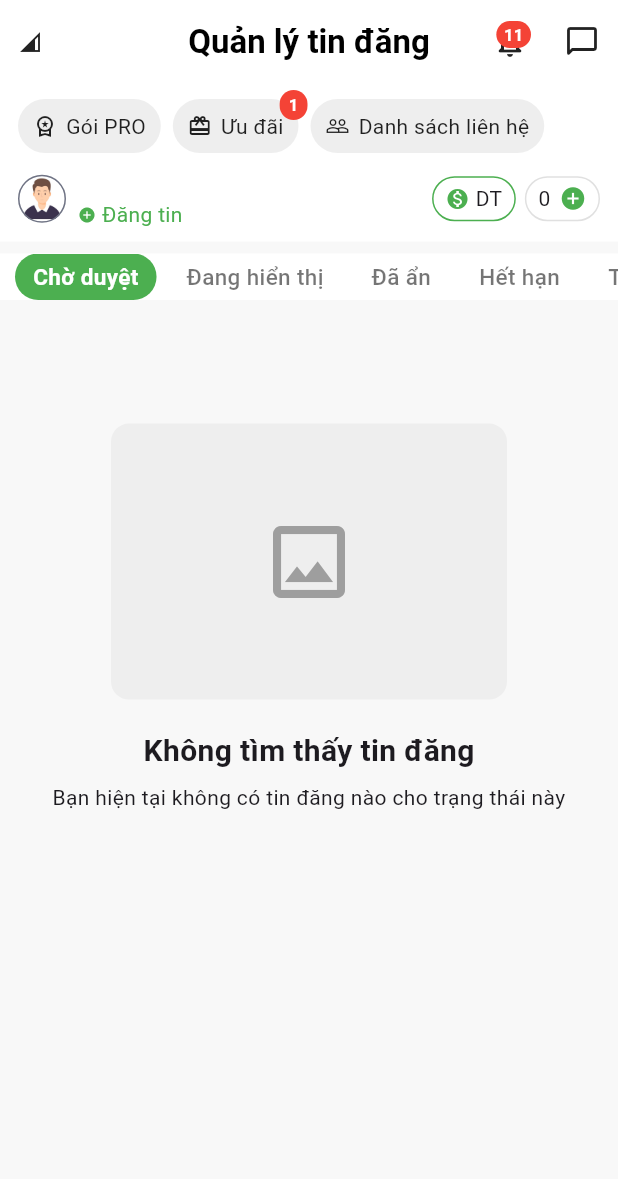
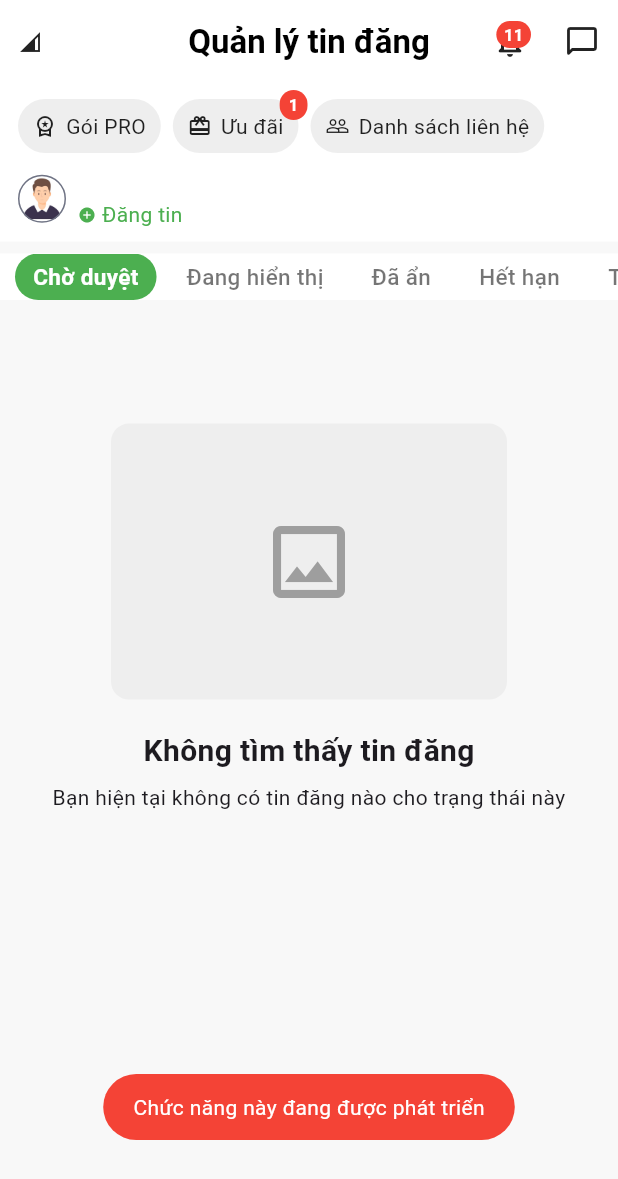
Before and after one commit to quyenlvph51003/meko_flutter, a Flutter app: the PostManagerView screen opened directly, after a tap on "Ưu đãi", on a phone screen of 412 x 824 dp. Shown: the top 1179 px of the screen. Run offline on Flutter 3.47's test engine with Material 3 defaults, Android fonts, the phone set to English and light mode, and no system bars; our stand-ins replace bloc, device_info_plus, dio, equatable, flutter_bloc, fluttertoast and 10 more; missing offline and left inert: curl_logger_dio_interceptor, refresh_loadmore; accounts and stored records are empty.

```diff
--- a/lib/consts/app_images.dart
+++ b/lib/consts/app_images.dart
@@ -1,6 +1,6 @@
 class AppImages {
   ///IMG
-  static const String img_splash = 'assets/images/img_splash.png';
+  static const String img_splash = 'assets/icons/ic_meko_logo.jpg';
   static const String img_template = 'assets/images/img_template.png';
   static const String img_template_1 = 'assets/images/img_template_1.png';
   static const String img_magic_brush = 'assets/images/img_magic_brush.png';
--- a/lib/domains/api_path/api_path.dart
+++ b/lib/domains/api_path/api_path.dart
@@ -55,4 +55,7 @@ class ApiPath {
 
   //package
   static const String getPackages = 'payment-package';
+
+  //wallet lịch sử giao dịch
+  static const String getWalletHistory = 'walletlog/get-all';
 }
--- a/lib/routers/app_router.dart
+++ b/lib/routers/app_router.dart
@@ -15,6 +15,7 @@ import 'package:meko_project/screens/sign_up_page/sign_up_page.dart';
 import 'package:meko_project/screens/splash_page/splash_page.dart';
 import 'package:meko_project/screens/tab/homes_page/home_page.dart';
 import 'package:meko_project/screens/top_up_wallet/top_up_wallet.dart';
+import 'package:meko_project/screens/transaction_page/transaction_page.dart';
 import 'package:meko_project/screens/update_post_page/update_post_page.dart';
 import 'package:meko_project/screens/web_view_page/web_view_page.dart';
 import 'package:meko_project/screens/transaction_status/transaction_status_page.dart';
@@ -104,6 +105,8 @@ class AppRouter {
         return ProfileEditPage();
       case AppRouterPaths.myReviewPage:
         return MyReviewPage();
+      case AppRouterPaths.walletHistory:
+        return TransactionHistoryScreen();
       default:
         return SizedBox();
     }
--- a/lib/routers/app_router_paths.dart
+++ b/lib/routers/app_router_paths.dart
@@ -22,4 +22,5 @@ class AppRouterPaths {
   static const String createPurcharsePost = '/createPurcharsePost';
   static const String profileEditPage = '/profileEditPage';
   static const String myReviewPage = 'myReviewPage';
+  static const String walletHistory = 'walletHistoryPage';
 }
--- a/lib/screens/tab/tab_ manage_posting/tab_posting_page.dart
+++ b/lib/screens/tab/tab_ manage_posting/tab_posting_page.dart
@@ -1,5 +1,6 @@
 import 'package:flutter/material.dart';
 import 'package:flutter_bloc/flutter_bloc.dart';
+import 'package:fluttertoast/fluttertoast.dart';
 import 'package:meko_project/common/enum_common.dart';
 import 'package:meko_project/consts/app_colcor.dart';
 import 'package:meko_project/consts/app_dimens.dart';
@@ -63,12 +64,14 @@ class PostManagerView extends StatelessWidget {
           builder: (context, state) {
             return Row(
               children: [
-                Stack(
+                InkWell(
+                  onTap: () {
+                    Fluttertoast.showToast(msg: 'Chức năng này đang được phát triển', backgroundColor: Colors.red);
+                  },
+                  child: Stack(
                     children: [
                       IconButton(
-                      onPressed: () {
-                        return;
-                      },
+                        onPressed: () {},
                         icon: const Icon(Icons.notifications_none_rounded, color: Colors.black87),
                       ),
                       if (state.notificationCount > 0)
@@ -89,9 +92,10 @@ class PostManagerView extends StatelessWidget {
                         ),
                     ],
                   ),
+                ),
                 IconButton(
                   onPressed: () {
-                    return;
+                    Fluttertoast.showToast(msg: 'Chức năng này đang được phát triển', backgroundColor: Colors.red);
                   },
                   icon: const Icon(Icons.chat_bubble_outline_rounded, color: Colors.black87),
                 ),
@@ -144,7 +148,7 @@ class HeaderStrip extends StatelessWidget {
                     Colors.black87,
                     Colors.grey.shade200,
                     onTap: () {
-                      return;
+                      Navigator.of(context).pushNamedAndRemoveUntil(AppRouterPaths.packagePages, (route) => true);
                     },
                   ),
                   const SizedBox(width: 8),
@@ -153,7 +157,15 @@ class HeaderStrip extends StatelessWidget {
                       return p.voucherCount != c.voucherCount;
                     },
                     builder: (context, state) {
-                      return buildChipWithBadge(context, Icons.card_giftcard, 'Ưu đãi', state.voucherCount);
+                      return buildChipWithBadge(
+                        context,
+                        Icons.card_giftcard,
+                        'Ưu đãi',
+                        state.voucherCount,
+                        onTap: () {
+                          Fluttertoast.showToast(msg: 'Chức năng này đang được phát triển', backgroundColor: Colors.red);
+                        },
+                      );
                     },
                   ),
                   const SizedBox(width: 8),
@@ -164,7 +176,7 @@ class HeaderStrip extends StatelessWidget {
                     Colors.black87,
                     Colors.grey.shade200,
                     onTap: () {
-                      return;
+                      Fluttertoast.showToast(msg: 'Chức năng này đang được phát triển', backgroundColor: Colors.red);
                     },
                   ),
                 ],
@@ -213,46 +225,46 @@ class HeaderStrip extends StatelessWidget {
                           ],
                         ),
                       ),
-                      Container(
-                        padding: EdgeInsets.symmetric(horizontal: 8, vertical: 4),
-                        decoration: BoxDecoration(
-                          color: Colors.white,
-                          borderRadius: BorderRadius.circular(16),
-                          border: Border.all(color: AppColor.cMain, width: 1),
-                        ),
-                        child: Row(
-                          children: [
-                            Icon(Icons.monetization_on, size: 16, color: AppColor.cMain),
-                            SizedBox(width: 4),
-                            Text('DT'),
-                          ],
-                        ),
-                      ),
-                      const SizedBox(width: 6),
-                      BlocBuilder<PostManagerCubit, PostManagerState>(
-                        builder: (context, state) {
-                          return Container(
-                            padding: const EdgeInsets.symmetric(horizontal: 8, vertical: 4),
-                            decoration: BoxDecoration(
-                              color: Colors.white,
-                              borderRadius: BorderRadius.circular(16),
-                              border: Border.all(color: Colors.grey.shade300),
-                            ),
-                            child: Row(
-                              children: [
-                                Text(state.dtPoint.toString()),
-                                const SizedBox(width: 6),
-                                InkWell(
-                                  onTap: () {
-                                    context.read<PostManagerCubit>().increaseDT();
-                                  },
-                                  child: const Icon(Icons.add_circle, color: Colors.green, size: 18),
-                                ),
-                              ],
-                            ),
-                          );
-                        },
-                      ),
+                      // Container(
+                      //   padding: EdgeInsets.symmetric(horizontal: 8, vertical: 4),
+                      //   decoration: BoxDecoration(
+                      //     color: Colors.white,
+                      //     borderRadius: BorderRadius.circular(16),
+                      //     border: Border.all(color: AppColor.cMain, width: 1),
+                      //   ),
+                      //   child: Row(
+                      //     children: [
+                      //       Icon(Icons.monetization_on, size: 16, color: AppColor.cMain),
+                      //       SizedBox(width: 4),
+                      //       Text('DT'),
+                      //     ],
+                      //   ),
+                      // ),
+                      // const SizedBox(width: 6),
+                      // BlocBuilder<PostManagerCubit, PostManagerState>(
+                      //   builder: (context, state) {
+                      //     return Container(
+                      //       padding: const EdgeInsets.symmetric(horizontal: 8, vertical: 4),
+                      //       decoration: BoxDecoration(
+                      //         color: Colors.white,
+                      //         borderRadius: BorderRadius.circular(16),
+                      //         border: Border.all(color: Colors.grey.shade300),
+                      //       ),
+                      //       child: Row(
+                      //         children: [
+                      //           Text(state.dtPoint.toString()),
+                      //           const SizedBox(width: 6),
+                      //           InkWell(
+                      //             onTap: () {
+                      //               context.read<PostManagerCubit>().increaseDT();
+                      //             },
+                      //             child: const Icon(Icons.add_circle, color: Colors.green, size: 18),
+                      //           ),
+                      //         ],
+                      //       ),
+                      //     );
+                      //   },
+                      // ),
                     ],
                   ),
                 );
@@ -281,20 +293,11 @@ class HeaderStrip extends StatelessWidget {
     );
   }
 
-  Widget buildChipWithBadge(BuildContext context, IconData icon, String label, int count) {
+  Widget buildChipWithBadge(BuildContext context, IconData icon, String label, int count, {VoidCallback? onTap}) {
     return Stack(
       clipBehavior: Clip.none,
       children: [
-        buildChip(
-          context,
-          icon,
-          label,
-          Colors.black87,
-          Colors.grey.shade200,
-          onTap: () {
-            return;
-          },
-        ),
+        buildChip(context, icon, label, Colors.black87, Colors.grey.shade200, onTap: onTap),
         if (count > 0)
           Positioned(
             right: -6,
```
Also changed, not shown: lib/models/body/transaction/transaction_model.dart (added, +19 -0 lines), lib/screens/post_detail_page/post_detail_page.dart (+64 -22 lines), lib/screens/splash_page/splash_page.dart (+6 -18 lines), lib/screens/tab/tab_home/tab_home_page.dart (+12 -5 lines), lib/screens/tab/tab_profile/tab_profile_page.dart (+17 -2 lines), lib/screens/transaction_page/transaction_page.dart (added, +98 -0 lines), assets/icons/ic_meko_logo.jpg (added). Lines whose indentation alone changed are shown as unchanged.
